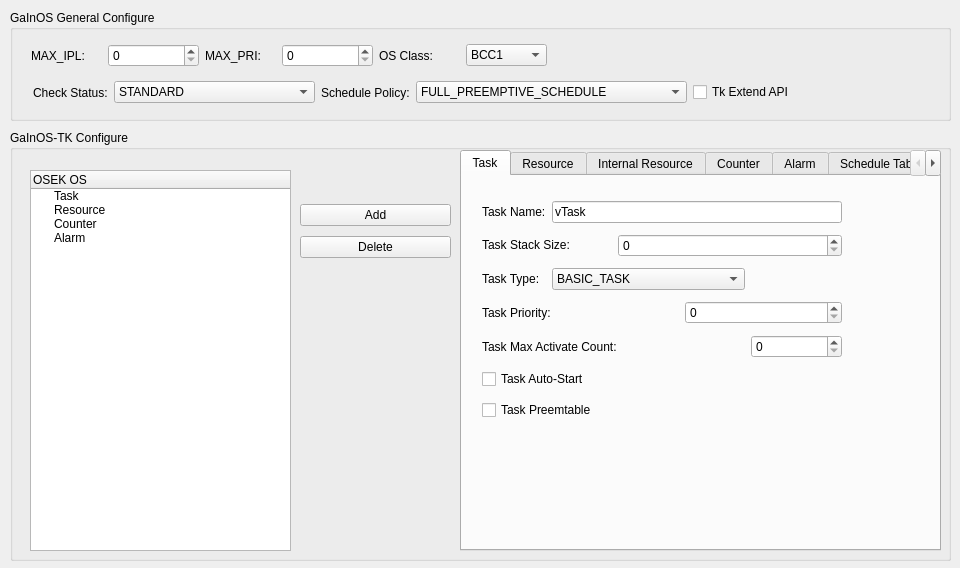
The window that tool/gainos-studio/ui/forms/cd_os.ui (parai/gainos-tk) describes before a commit, drawn with Qt 5.
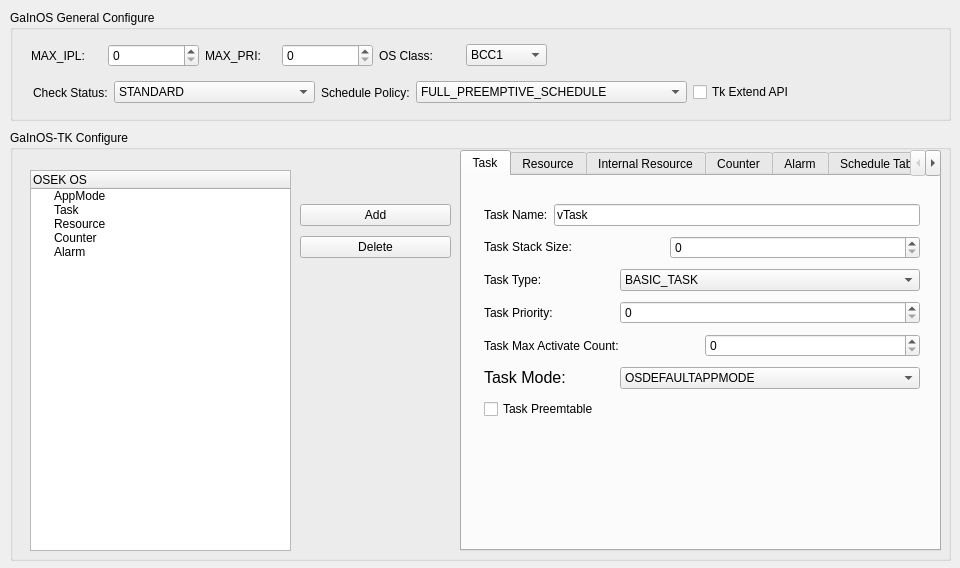
The same window after the commit. The open tabs and pages were chosen to show the change.

```diff
--- a/tool/gainos-studio/ui/forms/cd_os.ui
+++ b/tool/gainos-studio/ui/forms/cd_os.ui
@@ -275,55 +275,75 @@
      <attribute name="title">
       <string>Task</string>
      </attribute>
-     <widget class="QWidget" name="layoutWidget_5">
+     <widget class="QWidget" name="">
       <property name="geometry">
        <rect>
-        <x>20</x>
-        <y>20</y>
-        <width>360</width>
-        <height>231</height>
+        <x>22</x>
+        <y>24</y>
+        <width>436</width>
+        <height>223</height>
        </rect>
       </property>
-      <layout class="QGridLayout" name="gridLayout">
-       <item row="0" column="0">
+      <layout class="QVBoxLayout" name="verticalLayout_2">
+       <item>
+        <layout class="QHBoxLayout" name="horizontalLayout_14">
+         <item>
         <widget class="QLabel" name="label_5">
          <property name="text">
           <string>&lt;html&gt;&lt;head/&gt;&lt;body&gt;&lt;p&gt;Task Name:&lt;/p&gt;&lt;/body&gt;&lt;/html&gt;</string>
          </property>
         </widget>
        </item>
-       <item row="0" column="1" colspan="4">
+         <item>
         <widget class="QLineEdit" name="leTskName">
          <property name="text">
           <string>vTask</string>
          </property>
         </widget>
        </item>
-       <item row="1" column="0" colspan="2">
+        </layout>
+       </item>
+       <item>
+        <layout class="QHBoxLayout" name="horizontalLayout_13">
+         <item>
         <widget class="QLabel" name="label_8">
          <property name="text">
           <string>&lt;html&gt;&lt;head/&gt;&lt;body&gt;&lt;p&gt;Task Stack Size:&lt;/p&gt;&lt;/body&gt;&lt;/html&gt;</string>
          </property>
         </widget>
        </item>
-       <item row="1" column="2" colspan="3">
+         <item>
         <widget class="QSpinBox" name="spbxTskStkSize">
          <property name="minimumSize">
           <size>
-           <width>101</width>
+             <width>250</width>
            <height>0</height>
           </size>
          </property>
          <property name="toolTip">
           <string/>
          </property>
-        </widget>
-       </item>
-       <item row="2" column="1" colspan="3">
+           <property name="maximum">
+            <number>65535</number>
+           </property>
+          </widget>
+         </item>
+        </layout>
+       </item>
+       <item>
+        <layout class="QHBoxLayout" name="horizontalLayout_12">
+         <item>
+          <widget class="QLabel" name="label_22">
+           <property name="text">
+            <string>&lt;html&gt;&lt;head/&gt;&lt;body&gt;&lt;p&gt;Task Type:&lt;/p&gt;&lt;/body&gt;&lt;/html&gt;</string>
+           </property>
+          </widget>
+         </item>
+         <item>
         <widget class="QComboBox" name="cmbxTskType">
          <property name="minimumSize">
           <size>
-           <width>111</width>
+             <width>300</width>
            <height>0</height>
           </size>
          </property>
@@ -345,18 +365,22 @@
          </item>
         </widget>
        </item>
-       <item row="3" column="0" colspan="2">
+        </layout>
+       </item>
+       <item>
+        <layout class="QHBoxLayout" name="horizontalLayout_11">
+         <item>
         <widget class="QLabel" name="label_7">
          <property name="text">
           <string>Task Priority:</string>
          </property>
         </widget>
        </item>
-       <item row="3" column="3" colspan="2">
+         <item>
         <widget class="QSpinBox" name="spbxTskPrio">
          <property name="minimumSize">
           <size>
-           <width>101</width>
+             <width>300</width>
            <height>0</height>
           </size>
          </property>
@@ -365,14 +389,18 @@
          </property>
         </widget>
        </item>
-       <item row="4" column="0" colspan="4">
+        </layout>
+       </item>
+       <item>
+        <layout class="QHBoxLayout" name="horizontalLayout_10">
+         <item>
         <widget class="QLabel" name="label_10">
          <property name="text">
           <string>Task Max Activate Count:</string>
          </property>
         </widget>
        </item>
-       <item row="4" column="4">
+         <item>
         <widget class="QSpinBox" name="spbxTskMaxActivateCount">
          <property name="minimumSize">
           <size>
@@ -383,29 +411,56 @@
          <property name="toolTip">
           <string/>
          </property>
-        </widget>
-       </item>
-       <item row="5" column="0" colspan="3">
-        <widget class="QCheckBox" name="cbxTskAutoStart">
+           <property name="maximum">
+            <number>65535</number>
+           </property>
+          </widget>
+         </item>
+        </layout>
+       </item>
+       <item>
+        <layout class="QHBoxLayout" name="horizontalLayout_9">
+         <item>
+          <widget class="QLabel" name="label_28">
          <property name="text">
-          <string>Task Auto-Start</string>
+            <string>&lt;!DOCTYPE HTML PUBLIC &quot;-//W3C//DTD HTML 4.0//EN&quot; &quot;http://www.w3.org/TR/REC-html40/strict.dtd&quot;&gt;
+&lt;html&gt;&lt;head&gt;&lt;meta name=&quot;qrichtext&quot; content=&quot;1&quot; /&gt;&lt;style type=&quot;text/css&quot;&gt;
+p, li { white-space: pre-wrap; }
+&lt;/style&gt;&lt;/head&gt;&lt;body style=&quot; font-family:'Consolas'; font-size:12pt; font-weight:400; font-style:normal;&quot;&gt;
+&lt;p style=&quot; margin-top:12px; margin-bottom:12px; margin-left:0px; margin-right:0px; -qt-block-indent:0; text-indent:0px;&quot;&gt;Task Mode:&lt;/p&gt;&lt;/body&gt;&lt;/html&gt;</string>
          </property>
         </widget>
        </item>
-       <item row="6" column="0" colspan="3">
+         <item>
+          <widget class="QComboBox" name="cmbxTskMode">
+           <property name="minimumSize">
+            <size>
+             <width>300</width>
+             <height>0</height>
+            </size>
+           </property>
+           <property name="toolTip">
+            <string/>
+           </property>
+           <property name="currentIndex">
+            <number>0</number>
+           </property>
+           <item>
+            <property name="text">
+             <string>OSDEFAULTAPPMODE</string>
+            </property>
+           </item>
+          </widget>
+         </item>
+        </layout>
+       </item>
+       <item>
         <widget class="QCheckBox" name="cbxTskPreemtable">
          <property name="text">
           <string>Task Preemtable</string>
          </property>
         </widget>
        </item>
-       <item row="2" column="0">
-        <widget class="QLabel" name="label_22">
-         <property name="text">
-          <string>&lt;html&gt;&lt;head/&gt;&lt;body&gt;&lt;p&gt;Task Type:&lt;/p&gt;&lt;/body&gt;&lt;/html&gt;</string>
-         </property>
-        </widget>
-       </item>
       </layout>
      </widget>
     </widget>
@@ -964,6 +1019,44 @@
       </layout>
      </widget>
     </widget>
+    <widget class="QWidget" name="tab_2">
+     <attribute name="title">
+      <string>AppMode</string>
+     </attribute>
+     <widget class="QWidget" name="">
+      <property name="geometry">
+       <rect>
+        <x>20</x>
+        <y>20</y>
+        <width>441</width>
+        <height>27</height>
+       </rect>
+      </property>
+      <layout class="QHBoxLayout" name="horizontalLayout_15">
+       <item>
+        <widget class="QLabel" name="label_29">
+         <property name="text">
+          <string>&lt;!DOCTYPE HTML PUBLIC &quot;-//W3C//DTD HTML 4.0//EN&quot; &quot;http://www.w3.org/TR/REC-html40/strict.dtd&quot;&gt;
+&lt;html&gt;&lt;head&gt;&lt;meta name=&quot;qrichtext&quot; content=&quot;1&quot; /&gt;&lt;style type=&quot;text/css&quot;&gt;
+p, li { white-space: pre-wrap; }
+&lt;/style&gt;&lt;/head&gt;&lt;body style=&quot; font-family:'Consolas'; font-size:12pt; font-weight:400; font-style:normal;&quot;&gt;
+&lt;p style=&quot; margin-top:12px; margin-bottom:12px; margin-left:0px; margin-right:0px; -qt-block-indent:0; text-indent:0px;&quot;&gt;AppMode Name:&lt;/p&gt;&lt;/body&gt;&lt;/html&gt;</string>
+         </property>
+        </widget>
+       </item>
+       <item>
+        <widget class="QLineEdit" name="leAppModeName">
+         <property name="minimumSize">
+          <size>
+           <width>331</width>
+           <height>0</height>
+          </size>
+         </property>
+        </widget>
+       </item>
+      </layout>
+     </widget>
+    </widget>
    </widget>
    <widget class="QTreeWidget" name="trModule">
     <property name="geometry">
@@ -979,6 +1072,11 @@
       <string>OSEK OS</string>
      </property>
     </column>
+    <item>
+     <property name="text">
+      <string>AppMode</string>
+     </property>
+    </item>
     <item>
      <property name="text">
       <string>Task</string>
```
Left out of the diff: 4 changed lines with no effect on the pictures. Lines whose indentation alone changed are shown as unchanged.
